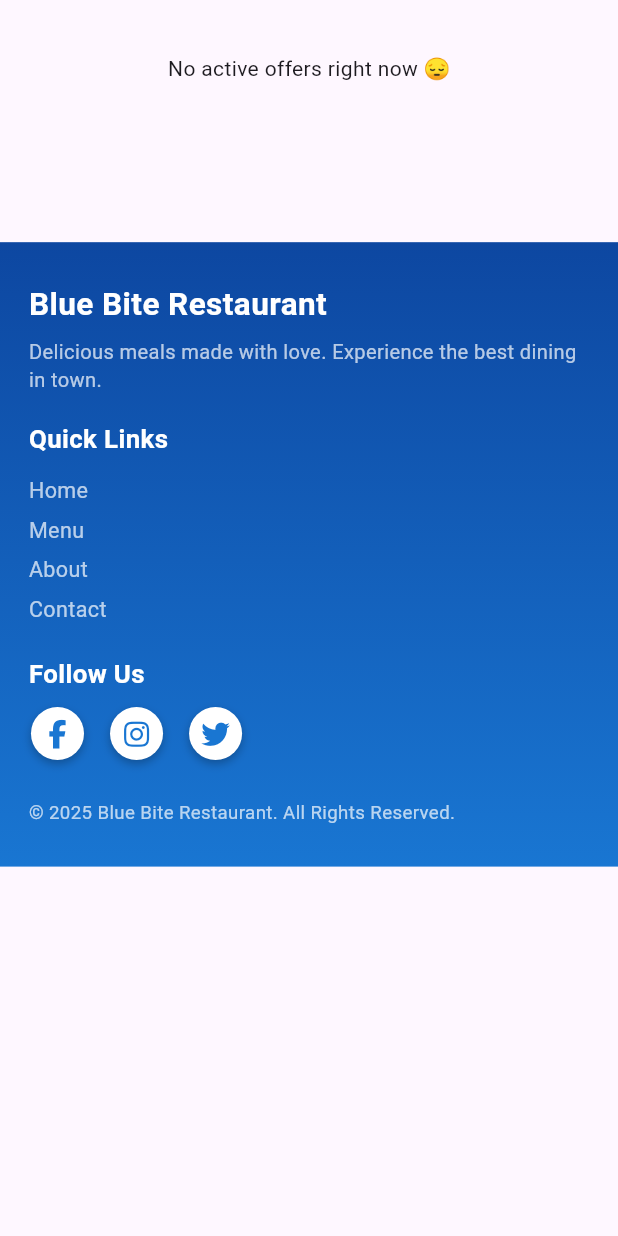
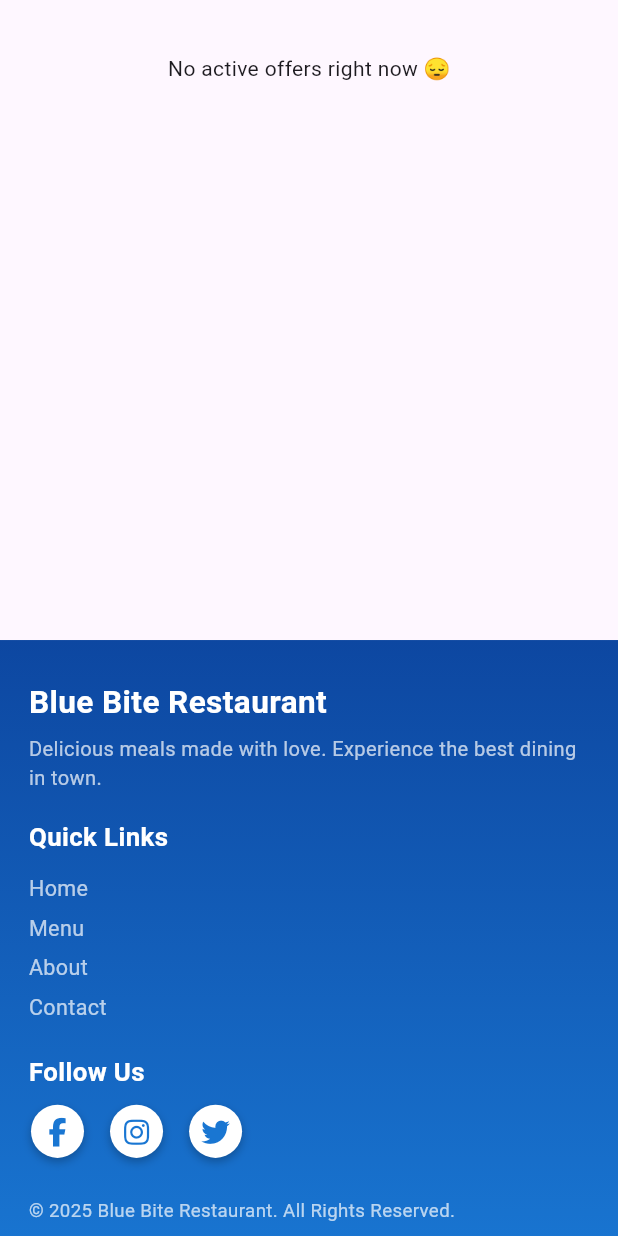
Before and after one commit to shahedmd/Bluebite, a Flutter app: the OfferPageWeb screen opened directly, on a phone screen of 412 x 824 dp. Run offline on Flutter 3.47's test engine with Material 3 defaults, Android fonts, the phone set to English and light mode, and no system bars; our stand-ins replace carousel_slider, cloud_firestore, firebase_core, flutter_screenutil, font_awesome_flutter, get; missing offline and left inert: image_picker_web; accounts and stored records are empty.

Commit message:
Web screen added

```diff
--- a/lib/Web Screen/offerpage.dart
+++ b/lib/Web Screen/offerpage.dart
@@ -210,7 +210,7 @@ class _OfferPageWebState extends State<OfferPageWeb> {
               ),
             ),
 
-            SizedBox(height: 100.h),
+            SizedBox(height: 400.h),
             BlueBiteBottomNavbar(),
           ],
         ),
--- a/lib/Web Screen/responsiveappbar.dart
+++ b/lib/Web Screen/responsiveappbar.dart
@@ -9,6 +9,7 @@ import '../Mobile Screen/review.dart';
 import 'liveorder.dart';
 import 'offerpage.dart';
 import 'preebooked.dart';
+import 'review.dart';
 import 'webcart.dart';
 import 'webhomepage.dart';
 
@@ -82,7 +83,7 @@ class CustomNavbar extends StatelessWidget {
                 _navDialogItem(context, "Live Order", Icons.shopping_cart_outlined, "Inhouse"),
                 _navDialogItem(context, "Prebooked Order", Icons.table_bar, "Prebooking"),
                 _navItem("Offers", Icons.local_offer_outlined, () => Get.to(() => const OfferPageWeb())),
-                _navItem("Reviews", Icons.reviews, () => Get.to(() => const CustomerReview())),
+                _navItem("Reviews", Icons.reviews, () => Get.to(() => const CustomerReviewWeb())),
               ],
             ),
           ],
--- a/lib/Web Screen/webcart.dart
+++ b/lib/Web Screen/webcart.dart
@@ -38,6 +38,7 @@ class _CartPageWebState extends State<CartPageWeb> {
         child: Column(
           children: [
             CustomNavbar(),
+            SizedBox(height: 50.h,),
             Padding(
               padding: EdgeInsets.symmetric(horizontal: 20.w, vertical: 16.h),
               child: centeredContent(
```
